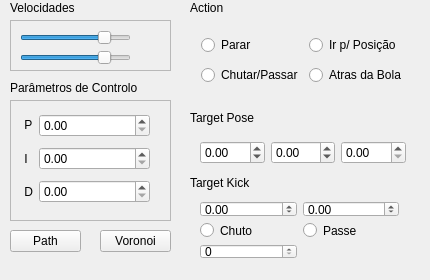
minhoteam-msl/minho_team_tools, file control_calib/src/control_calib.ui: the form before one commit.
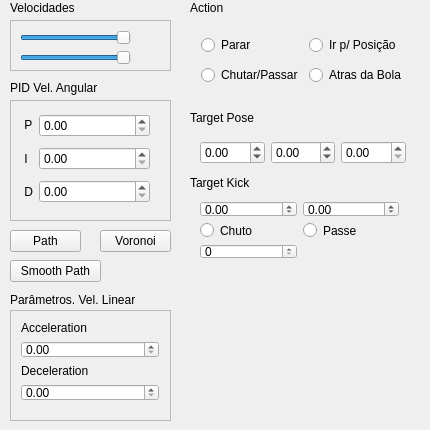
The form after the commit.

Commit message: Updated control calib from Maia

What changed in the file:
```diff
--- a/control_calib/src/control_calib.ui
+++ b/control_calib/src/control_calib.ui
@@ -2,12 +2,15 @@
 <ui version="4.0">
  <class>MainWindow</class>
  <widget class="QMainWindow" name="MainWindow">
+  <property name="enabled">
+   <bool>true</bool>
+  </property>
   <property name="geometry">
    <rect>
     <x>0</x>
     <y>0</y>
     <width>430</width>
-    <height>280</height>
+    <height>430</height>
    </rect>
   </property>
   <property name="sizePolicy">
@@ -19,13 +22,13 @@
   <property name="minimumSize">
    <size>
     <width>430</width>
-    <height>280</height>
+    <height>400</height>
    </size>
   </property>
   <property name="maximumSize">
    <size>
     <width>430</width>
-    <height>280</height>
+    <height>430</height>
    </size>
   </property>
   <property name="windowTitle">
@@ -60,7 +63,7 @@
       </rect>
      </property>
      <property name="maximum">
-      <number>100</number>
+      <number>80</number>
      </property>
      <property name="value">
       <number>80</number>
@@ -79,7 +82,7 @@
       </rect>
      </property>
      <property name="maximum">
-      <number>100</number>
+      <number>80</number>
      </property>
      <property name="value">
       <number>80</number>
@@ -133,12 +136,12 @@
      <rect>
       <x>10</x>
       <y>80</y>
-      <width>181</width>
+      <width>111</width>
       <height>16</height>
      </rect>
     </property>
     <property name="text">
-     <string>Parâmetros de Controlo</string>
+     <string>PID Vel. Angular</string>
     </property>
    </widget>
    <widget class="QFrame" name="frame_2">
@@ -438,6 +441,94 @@
      <string>Target Kick</string>
     </property>
    </widget>
+   <widget class="QLabel" name="label_9">
+    <property name="geometry">
+     <rect>
+      <x>10</x>
+      <y>290</y>
+      <width>161</width>
+      <height>20</height>
+     </rect>
+    </property>
+    <property name="text">
+     <string>Parâmetros. Vel. Linear</string>
+    </property>
+   </widget>
+   <widget class="QFrame" name="frame_3">
+    <property name="geometry">
+     <rect>
+      <x>10</x>
+      <y>310</y>
+      <width>161</width>
+      <height>111</height>
+     </rect>
+    </property>
+    <property name="frameShape">
+     <enum>QFrame::StyledPanel</enum>
+    </property>
+    <property name="frameShadow">
+     <enum>QFrame::Raised</enum>
+    </property>
+    <widget class="QWidget" name="gridLayoutWidget_5">
+     <property name="geometry">
+      <rect>
+       <x>0</x>
+       <y>0</y>
+       <width>160</width>
+       <height>101</height>
+      </rect>
+     </property>
+     <layout class="QGridLayout" name="gridLayout_5" rowstretch="0,0,0,0,0" columnstretch="0">
+      <item row="2" column="0">
+       <widget class="QDoubleSpinBox" name="spin_accel">
+        <property name="decimals">
+         <number>2</number>
+        </property>
+        <property name="singleStep">
+         <double>0.010000000000000</double>
+        </property>
+       </widget>
+      </item>
+      <item row="1" column="0">
+       <widget class="QLabel" name="label_10">
+        <property name="text">
+         <string>Acceleration</string>
+        </property>
+       </widget>
+      </item>
+      <item row="4" column="0">
+       <widget class="QDoubleSpinBox" name="spin_decel">
+        <property name="maximum">
+         <double>0.500000000000000</double>
+        </property>
+        <property name="singleStep">
+         <double>0.010000000000000</double>
+        </property>
+       </widget>
+      </item>
+      <item row="3" column="0">
+       <widget class="QLabel" name="label_11">
+        <property name="text">
+         <string>Deceleration</string>
+        </property>
+       </widget>
+      </item>
+     </layout>
+    </widget>
+   </widget>
+   <widget class="QPushButton" name="bt_smooth_path">
+    <property name="geometry">
+     <rect>
+      <x>10</x>
+      <y>260</y>
+      <width>91</width>
+      <height>22</height>
+     </rect>
+    </property>
+    <property name="text">
+     <string>Smooth Path</string>
+    </property>
+   </widget>
   </widget>
  </widget>
  <layoutdefault spacing="6" margin="11"/>
```
Left out of the diff: 6 changed lines with no effect on the pictures. The commit also changes 2 other files.
